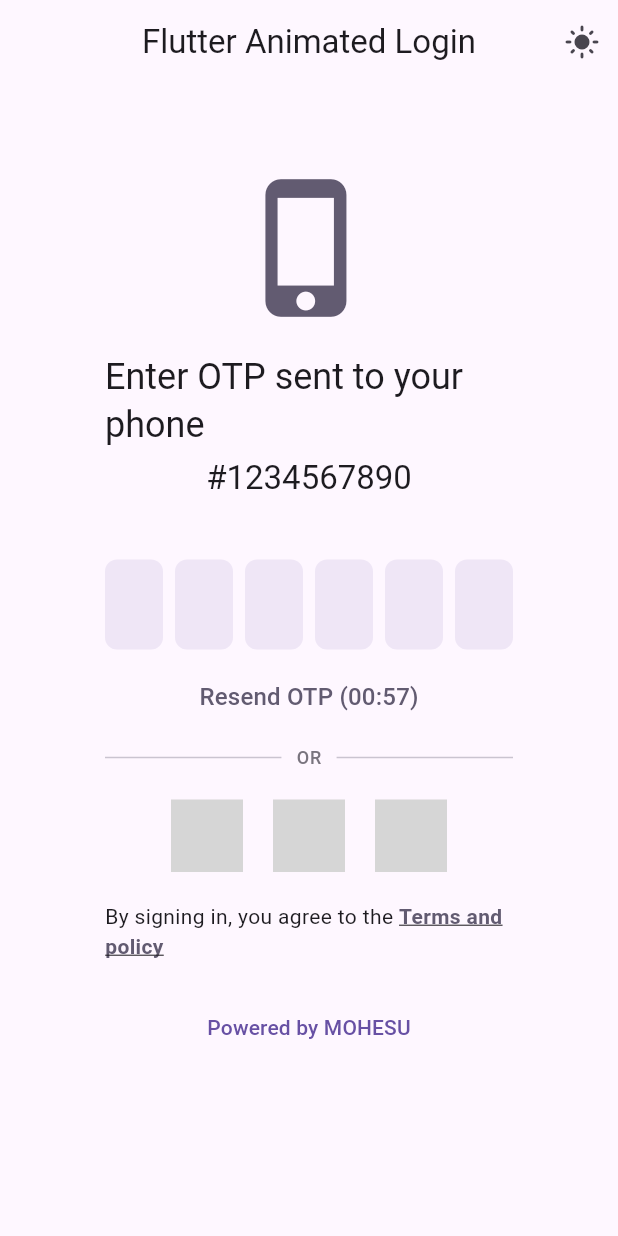
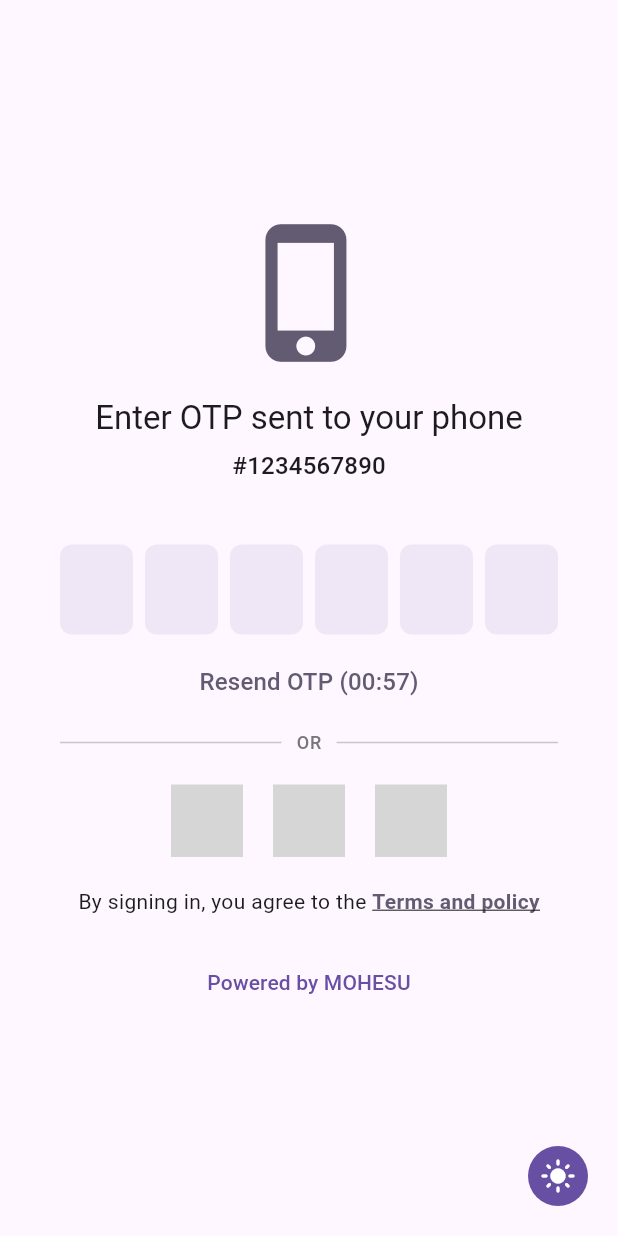
Before and after one commit to rvndsngwn/flutter_animated_login, a Flutter app: the FlutterAnimatedVerify screen opened by its route, after a tap on the "dark mode" icon, on a phone screen of 412 x 824 dp. Run offline on Flutter 3.47's test engine with Material 3 defaults, Android fonts, the phone set to English and light mode, and no system bars; drawn by our look-alikes of pinput; our stand-ins replace go_router, intl_phone_field; missing offline and left inert: material_loading_buttons; grey boxes are pictures that could not be loaded.

Commit message:
Update title style and keyboard type*** ***Add Pods.xcodeproj to Runner.xcworkspace*** ***Remove horizontal padding in PageWidget*** ***Update keyboard type and autofill hints in login.dart*** ***Update title and subtitle styles in verify.dart*** ***Update compileSdkVersion and minSdkVersion in build.gradle*** ***Update themeMode and theme in main.dart

```diff
--- a/example/lib/main.dart
+++ b/example/lib/main.dart
@@ -18,27 +18,18 @@ class MyApp extends StatelessWidget {
       builder: (context, value, child) => MaterialApp.router(
         routerConfig: router,
         title: 'Flutter Animated Login',
-        themeMode: ThemeMode.dark,
-        darkTheme: value ? ThemeData.dark() : ThemeData.light(),
+        themeMode: value ? ThemeMode.dark : ThemeMode.light,
+        theme: value ? ThemeData.dark() : ThemeData.light(),
         debugShowCheckedModeBanner: false,
         builder: (context, child) {
           return Scaffold(
-            appBar: AppBar(
-              title: const Text('Flutter Animated Login'),
-              centerTitle: true,
-              backgroundColor: Colors.transparent,
-              elevation: 0,
-              actions: [
-                IconButton(
-                  onPressed: () => isDark.value = !isDark.value,
-                  icon: value
-                      ? const Icon(Icons.dark_mode)
-                      : const Icon(Icons.light_mode),
-                ),
-              ],
+            body: child,
+            floatingActionButton: IconButton.filled(
+              onPressed: () => isDark.value = !isDark.value,
+              icon: value
+                  ? const Icon(Icons.dark_mode)
+                  : const Icon(Icons.light_mode),
             ),
-            extendBodyBehindAppBar: true,
-            body: child,
           );
         },
       ),
--- a/lib/src/login.dart
+++ b/lib/src/login.dart
@@ -75,6 +75,10 @@ class _FlutterAnimatedLoginState extends State<FlutterAnimatedLogin> {
                         print(phone.completeNumber);
                         isFormValid.value = phone.isValidNumber();
                       },
+                      keyboardType: const TextInputType.numberWithOptions(
+                        signed: true,
+                        decimal: false,
+                      ),
                     )
                   : TextFormField(
                       autofocus: isStartTyping,
@@ -99,6 +103,8 @@ class _FlutterAnimatedLoginState extends State<FlutterAnimatedLogin> {
                         }
                         return null;
                       },
+                      autofillHints: const [AutofillHints.email],
+                      keyboardType: TextInputType.emailAddress,
                     );
             },
           ),
--- a/lib/src/verify.dart
+++ b/lib/src/verify.dart
@@ -88,9 +88,9 @@ class _FlutterAnimatedVerifyState extends State<FlutterAnimatedVerify> {
         children: [
           TitleWidget(
             title: 'Enter OTP sent to your ${isEmail ? 'email' : 'phone'}',
-            titleStyle: textTheme.headlineSmall,
+            titleStyle: textTheme.titleLarge,
             subtitle: '#${widget.value}',
-            subtitleStyle: textTheme.titleLarge,
+            subtitleStyle: textTheme.titleMedium,
             titleGap: const SizedBox(height: 6),
             child: Icon(
               isEmail ? Icons.email : Icons.phone_iphone,
@@ -102,7 +102,7 @@ class _FlutterAnimatedVerifyState extends State<FlutterAnimatedVerify> {
             length: 6,
             pinAnimationType: PinAnimationType.scale,
             controller: textController,
-            androidSmsAutofillMethod: AndroidSmsAutofillMethod.smsRetrieverApi,
+            // androidSmsAutofillMethod: AndroidSmsAutofillMethod.smsRetrieverApi,
             autofillHints: const [AutofillHints.oneTimeCode],
             focusedPinTheme: defaultPinTheme.copyWith(
               height: 68,
--- a/lib/src/widget/page.dart
+++ b/lib/src/widget/page.dart
@@ -33,7 +33,6 @@ class PageWidget extends StatelessWidget {
               borderRadius: BorderRadius.circular(20),
               child: Padding(
                 padding: const EdgeInsets.symmetric(
-                  horizontal: 30,
                   vertical: 40,
                 ),
                 child: builder?.call(context, constraints),
--- a/lib/src/widget/title.dart
+++ b/lib/src/widget/title.dart
@@ -26,7 +26,7 @@ class TitleWidget extends StatelessWidget {
         const SizedBox(height: 20),
         Text(
           title,
-          style: titleStyle ?? textTheme.displaySmall,
+          style: titleStyle ?? textTheme.headlineMedium,
         ),
         titleGap,
         Text(
```
Also changed, not shown: 6 other files.
